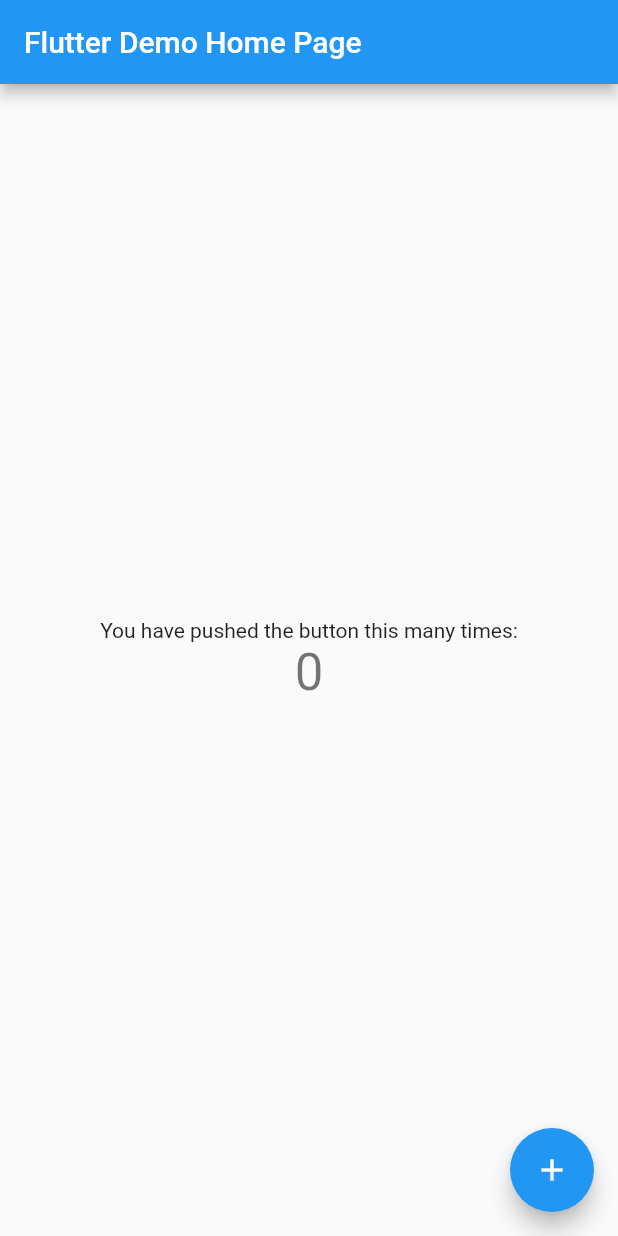
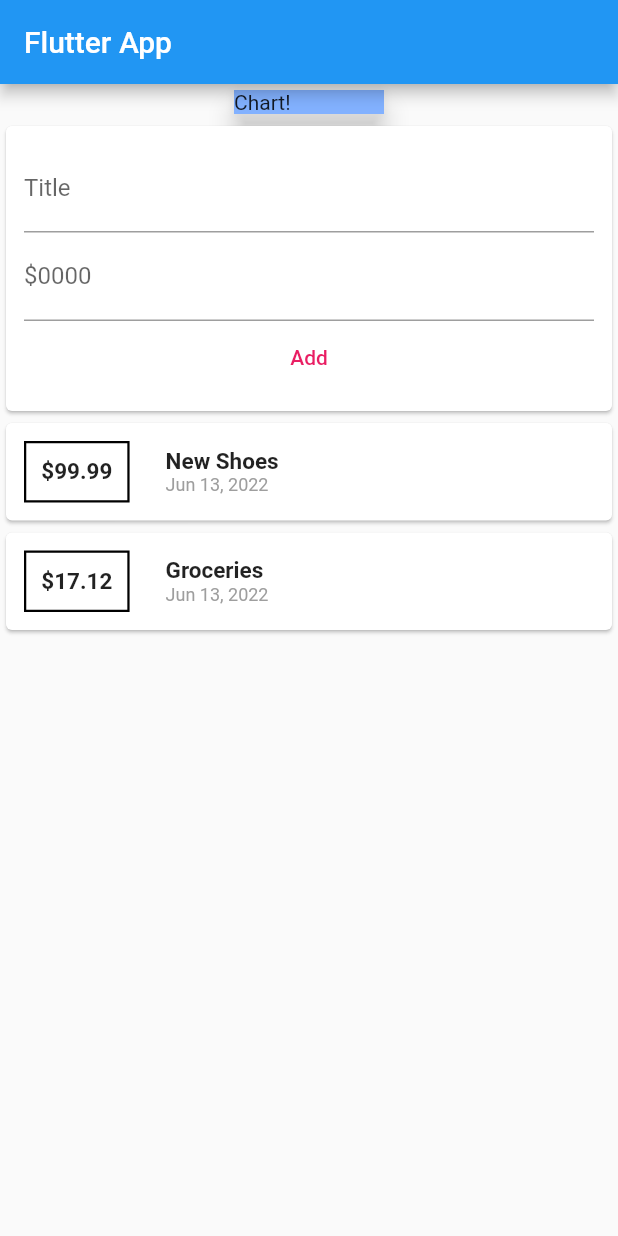
Before and after one commit to HamzaBouzidi/myspending, a Flutter app: the screen it shows after launch, on a phone screen of 412 x 824 dp. Run offline on Flutter 3.47's test engine with Material 2 defaults, Android fonts, the phone set to English and light mode, and no system bars.

Commit message:
13/06/2022

```diff
--- a/lib/main.dart
+++ b/lib/main.dart
@@ -1,115 +1,39 @@
 import 'package:flutter/material.dart';
+import '../widgets/new_transaction.dart';
+import '../widgets/TransactionsList.dart';
 
-void main() {
-  runApp(const MyApp());
-}
+void main() => runApp(MyApp());
 
 class MyApp extends StatelessWidget {
-  const MyApp({Key? key}) : super(key: key);
-
-  // This widget is the root of your application.
   @override
   Widget build(BuildContext context) {
     return MaterialApp(
-      title: 'Flutter Demo',
-      theme: ThemeData(
-        // This is the theme of your application.
-        //
-        // Try running your application with "flutter run". You'll see the
-        // application has a blue toolbar. Then, without quitting the app, try
-        // changing the primarySwatch below to Colors.green and then invoke
-        // "hot reload" (press "r" in the console where you ran "flutter run",
-        // or simply save your changes to "hot reload" in a Flutter IDE).
-        // Notice that the counter didn't reset back to zero; the application
-        // is not restarted.
-        primarySwatch: Colors.blue,
-      ),
-      home: const MyHomePage(title: 'Flutter Demo Home Page'),
+      title: 'Flutter App',
+      home: MyHomePage(),
     );
   }
 }
 
-class MyHomePage extends StatefulWidget {
-  const MyHomePage({Key? key, required this.title}) : super(key: key);
-
-  // This widget is the home page of your application. It is stateful, meaning
-  // that it has a State object (defined below) that contains fields that affect
-  // how it looks.
-
-  // This class is the configuration for the state. It holds the values (in this
-  // case the title) provided by the parent (in this case the App widget) and
-  // used by the build method of the State. Fields in a Widget subclass are
-  // always marked "final".
-
-  final String title;
-
-  @override
-  State<MyHomePage> createState() => _MyHomePageState();
-}
-
-class _MyHomePageState extends State<MyHomePage> {
-  int _counter = 0;
-
-  void _incrementCounter() {
-    setState(() {
-      // This call to setState tells the Flutter framework that something has
-      // changed in this State, which causes it to rerun the build method below
-      // so that the display can reflect the updated values. If we changed
-      // _counter without calling setState(), then the build method would not be
-      // called again, and so nothing would appear to happen.
-      _counter++;
-    });
-  }
-
+class MyHomePage extends StatelessWidget {
   @override
   Widget build(BuildContext context) {
-    // This method is rerun every time setState is called, for instance as done
-    // by the _incrementCounter method above.
-    //
-    // The Flutter framework has been optimized to make rerunning build methods
-    // fast, so that you can just rebuild anything that needs updating rather
-    // than having to individually change instances of widgets.
     return Scaffold(
-      appBar: AppBar(
-        // Here we take the value from the MyHomePage object that was created by
-        // the App.build method, and use it to set our appbar title.
-        title: Text(widget.title),
-      ),
-      body: Center(
-        // Center is a layout widget. It takes a single child and positions it
-        // in the middle of the parent.
-        child: Column(
-          // Column is also a layout widget. It takes a list of children and
-          // arranges them vertically. By default, it sizes itself to fit its
-          // children horizontally, and tries to be as tall as its parent.
-          //
-          // Invoke "debug painting" (press "p" in the console, choose the
-          // "Toggle Debug Paint" action from the Flutter Inspector in Android
-          // Studio, or the "Toggle Debug Paint" command in Visual Studio Code)
-          // to see the wireframe for each widget.
-          //
-          // Column has various properties to control how it sizes itself and
-          // how it positions its children. Here we use mainAxisAlignment to
-          // center the children vertically; the main axis here is the vertical
-          // axis because Columns are vertical (the cross axis would be
-          // horizontal).
-          mainAxisAlignment: MainAxisAlignment.center,
+        appBar: AppBar(
+          title: Text('Flutter App'),
+        ),
+        body: Column(
           children: <Widget>[
-            const Text(
-              'You have pushed the button this many times:',
+            Card(
+              child: Container(
+                child: Text('Chart!'),
+                width: 100,
+                color: Colors.blueAccent[100],
+              ),
+              elevation: 7,
             ),
-            Text(
-              '$_counter',
-              style: Theme.of(context).textTheme.headline4,
-            ),
+            NewTransaction(),
+            TransactionList()
           ],
-        ),
-      ),
-      floatingActionButton: FloatingActionButton(
-        onPressed: _incrementCounter,
-        tooltip: 'Increment',
-        child: const Icon(Icons.add),
-      ), // This trailing comma makes auto-formatting nicer for build methods.
-    );
+        ));
   }
 }
--- /dev/null
+++ b/lib/models/Transaction.dart
@@ -0,0 +1,13 @@
+import 'package:flutter/cupertino.dart';
+
+class Transaction {
+  final String id;
+  final String title;
+  final double amount;
+  final DateTime date;
+  Transaction(
+      {@required this.id,
+      @required this.title,
+      @required this.amount,
+      @required this.date});
+}
--- /dev/null
+++ b/lib/widgets/TransactionsList.dart
@@ -0,0 +1,54 @@
+import 'package:flutter/material.dart';
+import 'package:intl/intl.dart';
+import '../models/Transaction.dart';
+
+class TransactionList extends StatefulWidget {
+  @override
+  State<TransactionList> createState() => _TransactionListState();
+}
+
+class _TransactionListState extends State<TransactionList> {
+  final List<Transaction> _userTransaction = [
+    Transaction(
+        id: 't1', title: 'New Shoes', amount: 99.99, date: DateTime.now()),
+    Transaction(
+        id: 't2', title: 'Groceries', amount: 17.12, date: DateTime.now())
+  ];
+  @override
+  Widget build(BuildContext context) {
+    return Column(
+        children: _userTransaction.map((trx) {
+      return Card(
+        child: Row(children: <Widget>[
+          Container(
+              decoration: BoxDecoration(
+                  border: Border.all(color: Colors.black, width: 1.5)),
+              margin: EdgeInsets.all(12),
+              padding: EdgeInsets.all(10),
+              child: Text(
+                '\$' + trx.amount.toString(),
+                style: TextStyle(
+                  fontSize: 15,
+                  fontWeight: FontWeight.bold,
+                ),
+              )),
+          Container(
+            margin: EdgeInsets.all(12),
+            child:
+                Column(crossAxisAlignment: CrossAxisAlignment.start, children: [
+              Text(trx.title,
+                  style: TextStyle(
+                    fontSize: 15,
+                    fontWeight: FontWeight.bold,
+                  )),
+              Text(
+                DateFormat.yMMMd().format(trx.date),
+                style: TextStyle(fontSize: 12, color: Colors.grey),
+              )
+            ]),
+          )
+        ]),
+      );
+    }).toList());
+  }
+}
--- /dev/null
+++ b/lib/widgets/new_transaction.dart
@@ -0,0 +1,30 @@
+import 'package:flutter/material.dart';
+
+class NewTransaction extends StatelessWidget {
+  @override
+  Widget build(BuildContext context) {
+    final titleController = TextEditingController();
+    final amountController = TextEditingController();
+    return Card(
+      child: Container(
+          margin: EdgeInsets.all(12),
+          child: Column(children: <Widget>[
+            TextField(
+              decoration: InputDecoration(labelText: 'Title'),
+              controller: titleController,
+            ),
+            TextField(
+              decoration: InputDecoration(labelText: '\$0000'),
+              controller: amountController,
+            ),
+            TextButton(
+              onPressed: () {},
+              child: Text('Add'),
+              style: ButtonStyle(
+                foregroundColor: MaterialStateProperty.all<Color>(Colors.pink),
+              ),
+            )
+          ])),
+    );
+  }
+}
--- /dev/null
+++ b/lib/widgets/user_transactions.dart
@@ -0,0 +1,13 @@
+import 'package:flutter/material.dart';
+
+class UserTransaction extends StatefulWidget {
+  @override
+  State<UserTransaction> createState() => _UserTransactionState();
+}
+
+class _UserTransactionState extends State<UserTransaction> {
+  @override
+  Widget build(BuildContext context) {
+    return Container();
+  }
+}
--- a/pubspec.yaml
+++ b/pubspec.yaml
@@ -18,7 +18,7 @@
 version: 1.0.0+1
 
 environment:
-  sdk: ">=2.16.1 <3.0.0"
+  sdk: ">=2.11.0 <3.0.0"
 
 # Dependencies specify other packages that your package needs in order to work.
 # To automatically upgrade your package dependencies to the latest versions
@@ -29,6 +29,7 @@
 dependencies:
   flutter:
     sdk: flutter
+  intl: ^0.17.0
 
 
   # The following adds the Cupertino Icons font to your application.
```
Also changed, not shown: pubspec.lock, 1 other file.
